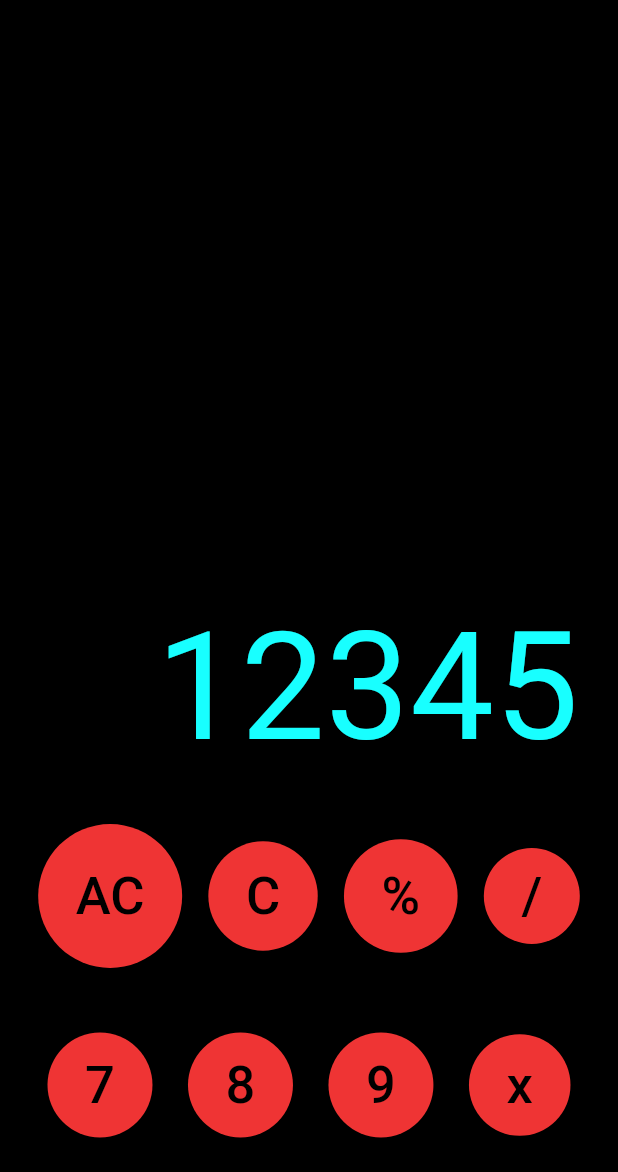
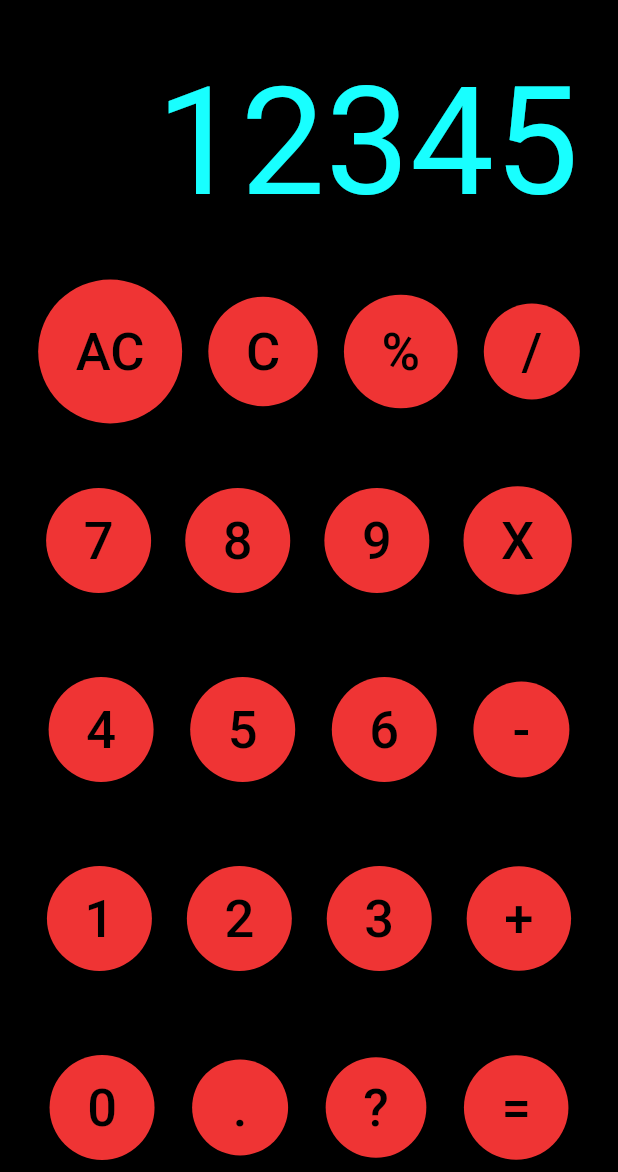
Before and after one commit to im-nilesh/calculator, a Flutter app: the screen it shows after launch, on a phone screen of 412 x 824 dp, the part 64-1236 px from its top. Run offline on Flutter 3.47's test engine with Material 3 defaults, Android fonts, the phone set to English and light mode, and no system bars.

Commit message:
Basic button setup

```diff
--- a/lib/main.dart
+++ b/lib/main.dart
@@ -59,7 +59,7 @@ class _CalculatorState extends State<Calculator> {
             color: Color.fromARGB(166, 109, 134, 245), fontSize: 25),
       ),
       body: Padding(
-        padding: EdgeInsets.symmetric(horizontal: 16),
+        padding: const EdgeInsets.symmetric(horizontal: 16),
         child: Column(
           mainAxisAlignment: MainAxisAlignment.end,
           children: [
@@ -109,7 +109,55 @@ class _CalculatorState extends State<Calculator> {
                 calcbutton(
                     "9", const Color.fromARGB(255, 239, 52, 52), Colors.black),
                 calcbutton(
-                    "x", const Color.fromARGB(255, 239, 52, 52), Colors.black),
+                    "X", const Color.fromARGB(255, 239, 52, 52), Colors.black),
+              ],
+            ),
+            const SizedBox(
+              height: 10,
+            ),
+            Row(
+              mainAxisAlignment: MainAxisAlignment.spaceEvenly,
+              children: <Widget>[
+                calcbutton(
+                    "4", const Color.fromARGB(255, 239, 52, 52), Colors.black),
+                calcbutton(
+                    "5", const Color.fromARGB(255, 239, 52, 52), Colors.black),
+                calcbutton(
+                    "6", const Color.fromARGB(255, 239, 52, 52), Colors.black),
+                calcbutton(
+                    "-", const Color.fromARGB(255, 239, 52, 52), Colors.black),
+              ],
+            ),
+            const SizedBox(
+              height: 10,
+            ),
+            Row(
+              mainAxisAlignment: MainAxisAlignment.spaceEvenly,
+              children: <Widget>[
+                calcbutton(
+                    "1", const Color.fromARGB(255, 239, 52, 52), Colors.black),
+                calcbutton(
+                    "2", const Color.fromARGB(255, 239, 52, 52), Colors.black),
+                calcbutton(
+                    "3", const Color.fromARGB(255, 239, 52, 52), Colors.black),
+                calcbutton(
+                    "+", const Color.fromARGB(255, 239, 52, 52), Colors.black),
+              ],
+            ),
+            const SizedBox(
+              height: 10,
+            ),
+            Row(
+              mainAxisAlignment: MainAxisAlignment.spaceEvenly,
+              children: <Widget>[
+                calcbutton(
+                    "0", const Color.fromARGB(255, 239, 52, 52), Colors.black),
+                calcbutton(
+                    ".", const Color.fromARGB(255, 239, 52, 52), Colors.black),
+                calcbutton(
+                    "?", const Color.fromARGB(255, 239, 52, 52), Colors.black),
+                calcbutton(
+                    "=", const Color.fromARGB(255, 239, 52, 52), Colors.black),
               ],
             ),
           ],
```
